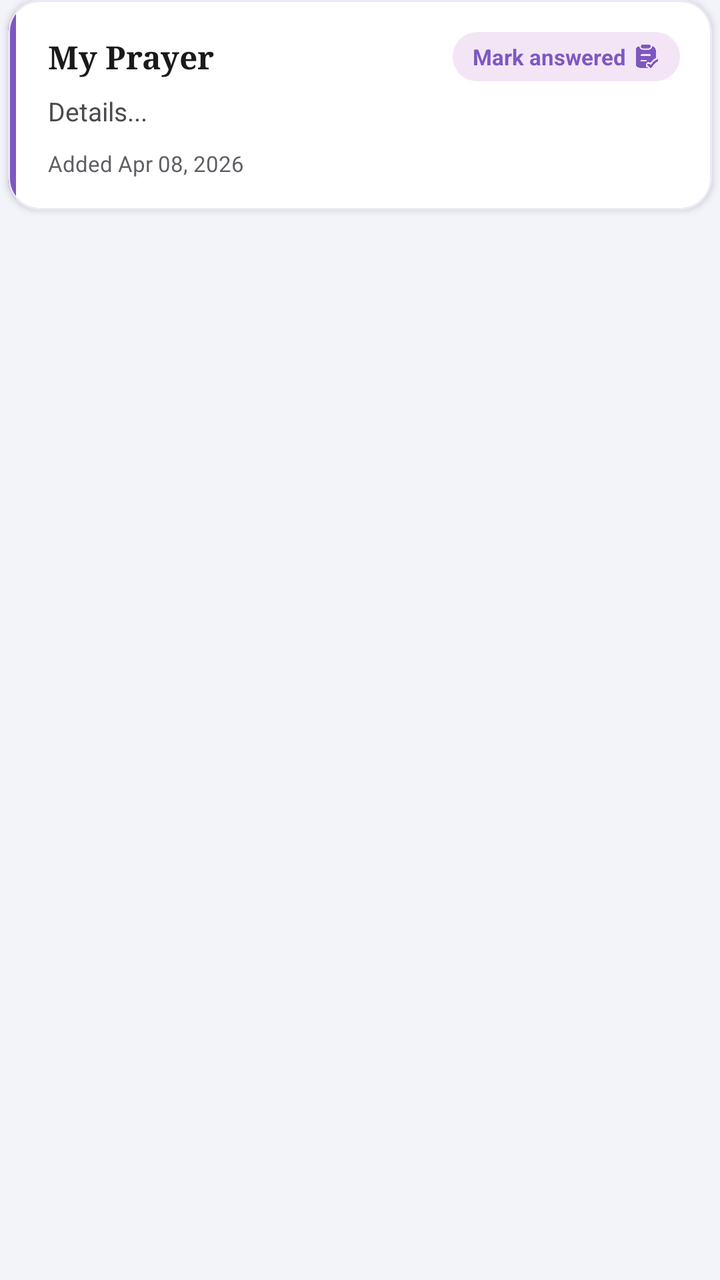
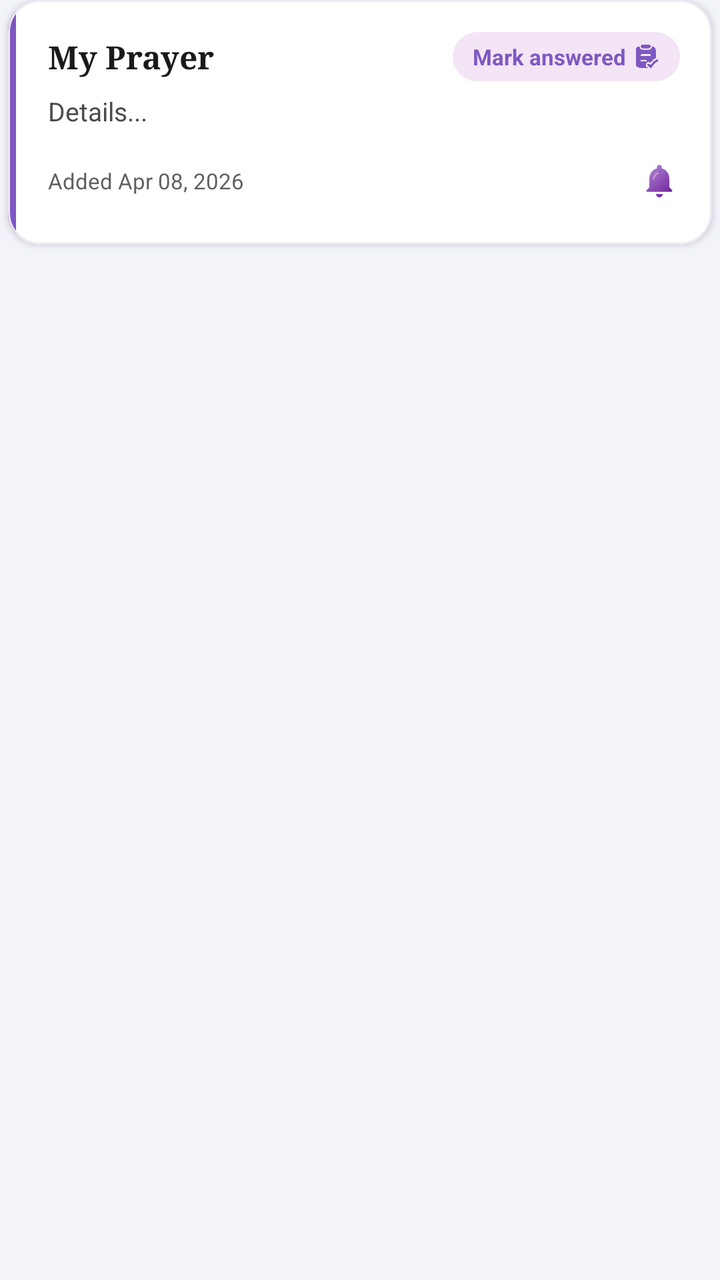

The first picture is an Android layout as it rendered before a commit; the second is the same layout after the commit. The layout source and the unified diff follow.
<!-- AndroidManifest.xml: application theme Theme.SpiritualTracker -->
<!-- res/layout/item_personal_prayer.xml -->
<?xml version="1.0" encoding="utf-8"?>
<LinearLayout xmlns:android="http://schemas.android.com/apk/res/android"
    xmlns:app="http://schemas.android.com/apk/res-auto"
    android:layout_width="match_parent"
    android:layout_height="wrap_content"
    android:orientation="vertical">


<TextView
    android:id="@+id/tvAnsweredSection"
    android:layout_width="wrap_content"
    android:layout_height="wrap_content"
    android:layout_marginStart="8dp"
    android:layout_marginTop="14dp"
    android:layout_marginBottom="10dp"
    android:letterSpacing="0.1"
    android:text="ANSWERED"
    android:textColor="#7E57C2"
    android:textSize="12sp"
    android:textStyle="bold"
    android:visibility="gone" />

<com.google.android.material.card.MaterialCardView
    android:id="@+id/cardPersonal"
    android:layout_width="match_parent"
    android:layout_height="wrap_content"
    android:layout_marginHorizontal="4dp"
    android:layout_marginBottom="10dp"
    app:cardCornerRadius="16dp"
    app:cardElevation="2dp"
    app:cardMaxElevation="4dp"
    app:cardBackgroundColor="#FFFFFF"
    app:strokeWidth="1dp"
    app:strokeColor="#EDE7F6">

    <LinearLayout
        android:layout_width="match_parent"
        android:layout_height="wrap_content"
        android:orientation="horizontal">

        
        <View
            android:id="@+id/viewAccentStripe"
            android:layout_width="4dp"
            android:layout_height="match_parent"
            android:background="#7E57C2"/>

        <LinearLayout
            android:layout_width="0dp"
            android:layout_height="wrap_content"
            android:layout_weight="1"
            android:orientation="vertical"
            android:padding="16dp">

            
            <RelativeLayout
                android:layout_width="match_parent"
                android:layout_height="wrap_content"
                android:layout_marginBottom="6dp">

                <TextView
                    android:id="@+id/tvPersonalTitle"
                    android:layout_width="match_parent"
                    android:layout_height="wrap_content"
                    android:layout_toStartOf="@+id/personalAnsweredBadge"
                    android:layout_marginEnd="8dp"
                    android:layout_centerVertical="true"
                    android:text="My Prayer"
                    android:textColor="#1A1A1A"
                    android:textSize="16sp"
                    android:textStyle="bold"
                    android:fontFamily="serif"/>

                
                <LinearLayout
                    android:id="@+id/personalAnsweredBadge"
                    android:layout_width="wrap_content"
                    android:layout_height="wrap_content"
                    android:layout_alignParentEnd="true"
                    android:layout_centerVertical="true"
                    android:background="@drawable/bg_answered_pill"
                    android:paddingHorizontal="10dp"
                    android:paddingVertical="5dp"
                    android:gravity="center"
                    android:orientation="horizontal"
                    android:clickable="true"
                    android:focusable="true"
                    android:visibility="visible">

                    <TextView
                        android:id="@+id/tvPersonalAnsweredLabel"
                        android:layout_width="wrap_content"
                        android:layout_height="wrap_content"
                        android:text="Mark answered"
                        android:textColor="#7E57C2"
                        android:textSize="11sp"
                        android:textStyle="bold"/>

                    <ImageView
                        android:id="@+id/ivPersonalAnsweredIcon"
                        android:layout_width="13dp"
                        android:layout_height="13dp"
                        android:layout_marginStart="4dp"
                        android:src="@drawable/ic_partner_done"
                        app:tint="#7E57C2"/>
                </LinearLayout>
            </RelativeLayout>

            
            <LinearLayout
                android:id="@+id/layoutPersonalTestimony"
                android:layout_width="match_parent"
                android:layout_height="wrap_content"
                android:layout_marginTop="4dp"
                android:layout_marginBottom="10dp"
                android:background="@drawable/bg_vault_quote"
                android:orientation="horizontal"
                android:padding="12dp"
                android:visibility="gone">

                <View
                    android:layout_width="3dp"
                    android:layout_height="match_parent"
                    android:layout_marginEnd="10dp"
                    android:background="#9575CD" />

                <TextView
                    android:id="@+id/tvPersonalTestimony"
                    android:layout_width="0dp"
                    android:layout_height="wrap_content"
                    android:layout_weight="1"
                    android:ellipsize="end"
                    android:fontFamily="serif"
                    android:lineSpacingMultiplier="1.3"
                    android:maxLines="3"
                    android:textColor="#4A148C"
                    android:textSize="14sp"
                    android:textStyle="italic" />
            </LinearLayout>

            
            <TextView
                android:id="@+id/tvPersonalDescription"
                android:layout_width="match_parent"
                android:layout_height="wrap_content"
                android:text="Details..."
                android:textColor="#4A4A4E"
                android:textSize="13sp"
                android:lineSpacingExtra="3dp"
                android:maxLines="2"
                android:ellipsize="end"
                android:layout_marginBottom="10dp"/>

            
            <TextView
                android:id="@+id/tvPersonalDate"
                android:layout_width="wrap_content"
                android:layout_height="wrap_content"
                android:text="Added Apr 08, 2026"
                android:textColor="#5F5F64"
                android:textSize="11sp"/>

        </LinearLayout>
    </LinearLayout>
</com.google.android.material.card.MaterialCardView>
</LinearLayout>
<!-- resources referenced by this layout -->
<resources>
  <!-- drawable bg_answered_pill (drawable) -->
  <?xml version="1.0" encoding="utf-8"?>
  <shape xmlns:android="http://schemas.android.com/apk/res/android">
      <solid android:color="#F3E5F5" /> 
      <corners android:radius="100dp" />
  </shape>
  <!-- drawable bg_vault_quote (drawable) -->
  <?xml version="1.0" encoding="utf-8"?>
  <shape xmlns:android="http://schemas.android.com/apk/res/android"
      android:shape="rectangle">
      <solid android:color="#F6F0FB" />
      <corners android:radius="12dp" />
  </shape>
  <!-- drawable ic_partner_done: png bitmap (drawable, 29361 bytes) -->
  <style name="Theme.SpiritualTracker" parent="Base.Theme.SpiritualTracker" />
  <style name="Base.Theme.SpiritualTracker" parent="Theme.Material3.Light.NoActionBar">
          <item name="colorPrimary">#7E57C2</item>
          <item name="colorOnPrimary">#FFFFFF</item>
          <item name="colorSecondaryContainer">#D1C4E9</item>
          <item name="colorOnSecondaryContainer">#7E57C2</item>
          <item name="android:windowBackground">#F3F4F9</item>
          
          <item name="android:navigationBarColor">#F5F5F5</item>
          <item name="android:windowLightNavigationBar" tools:targetApi="27">true</item>
      </style>
</resources>

<!-- the commit's change to res/layout/item_personal_prayer.xml (unified diff, before → after) -->
@@ -152,13 +152,41 @@
                 android:layout_marginBottom="10dp"/>
 
             
-            <TextView
-                android:id="@+id/tvPersonalDate"
-                android:layout_width="wrap_content"
+            <LinearLayout
+                android:layout_width="match_parent"
                 android:layout_height="wrap_content"
-                android:text="Added Apr 08, 2026"
-                android:textColor="#5F5F64"
-                android:textSize="11sp"/>
+                android:gravity="center_vertical"
+                android:orientation="horizontal">
+
+                <TextView
+                    android:id="@+id/tvPersonalDate"
+                    android:layout_width="0dp"
+                    android:layout_height="wrap_content"
+                    android:layout_weight="1"
+                    android:text="Added Apr 08, 2026"
+                    android:textColor="#5F5F64"
+                    android:textSize="11sp"/>
+
+                <TextView
+                    android:id="@+id/personalReminderDay"
+                    android:layout_width="wrap_content"
+                    android:layout_height="wrap_content"
+                    android:textColor="#7E57C2"
+                    android:textSize="11sp"
+                    android:textStyle="bold"
+                    android:paddingVertical="6dp"
+                    android:paddingStart="8dp"
+                    android:visibility="gone"/>
+
+                <ImageView
+                    android:id="@+id/personalReminderBell"
+                    android:layout_width="32dp"
+                    android:layout_height="32dp"
+                    android:padding="6dp"
+                    android:layout_marginEnd="-6dp"
+                    android:background="?attr/selectableItemBackgroundBorderless"
+                    android:src="@drawable/ic_bell_on"/>
+            </LinearLayout>
 
         </LinearLayout>
     </LinearLayout>
<!-- resource entries referenced after the edit -->
@@ -13,6 +13,17 @@
       <solid android:color="#F6F0FB" />
       <corners android:radius="12dp" />
   </shape>
+  <!-- drawable ic_bell_on (drawable) -->
+  <?xml version="1.0" encoding="utf-8"?>
+  <vector xmlns:android="http://schemas.android.com/apk/res/android"
+      xmlns:aapt="http://schemas.android.com/aapt"
+      android:width="24dp" android:height="24dp"
+      android:viewportWidth="24" android:viewportHeight="24">
+      <path android:pathData="M12,22c1.1,0 2,-0.9 2,-2h-4c0,1.1 0.9,2 2,2zM18,16v-5c0,-3.07 -1.64,-5.64 -4.5,-6.32V4c0,-0.83 -0.67,-1.5 -1.5,-1.5s-1.5,0.67 -1.5,1.5v0.68C7.63,5.36 6,7.92 6,11v5l-1.6,1.6c-0.4,0.4 -0.12,1.07 0.45,1.07h14.3c0.57,0 0.85,-0.67 0.45,-1.07L18,16z">
+          <aapt:attr name="android:fillColor"><gradient android:type="linear" android:startX="4" android:startY="3" android:endX="20" android:endY="21"><item android:offset="0" android:color="#FFB58AD3"/><item android:offset="1" android:color="#FF6A1B9A"/></gradient></aapt:attr>
+      </path>
+      <path android:fillColor="#59FFFFFF" android:pathData="M8.1,11.2c0.15,-2.05 1.35,-3.75 3.2,-4.35l0.35,0.95c-1.45,0.5 -2.4,1.85 -2.5,3.45z" />
+  </vector>
   <!-- drawable ic_partner_done: png bitmap (drawable, 29361 bytes) -->
   <style name="Theme.SpiritualTracker" parent="Base.Theme.SpiritualTracker" />
   <style name="Base.Theme.SpiritualTracker" parent="Theme.Material3.Light.NoActionBar">
